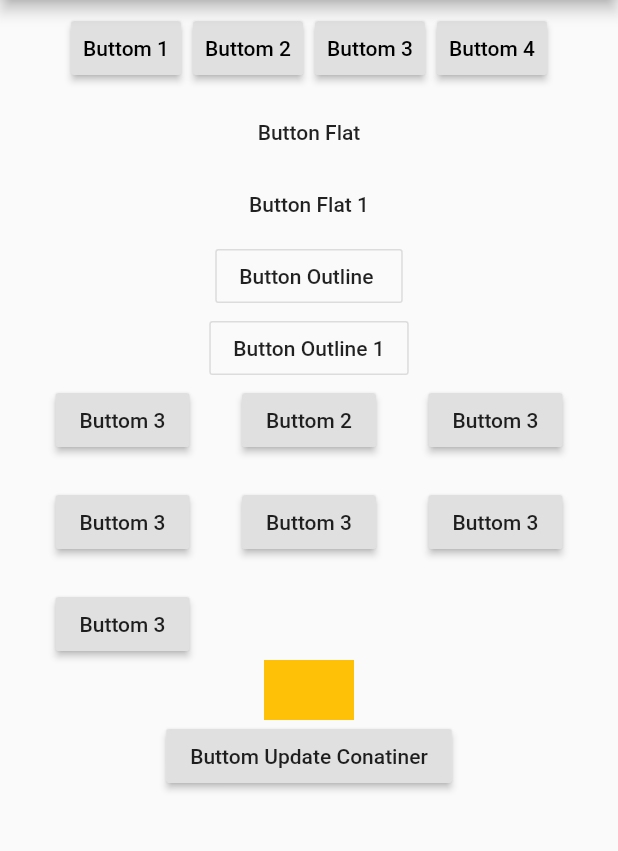
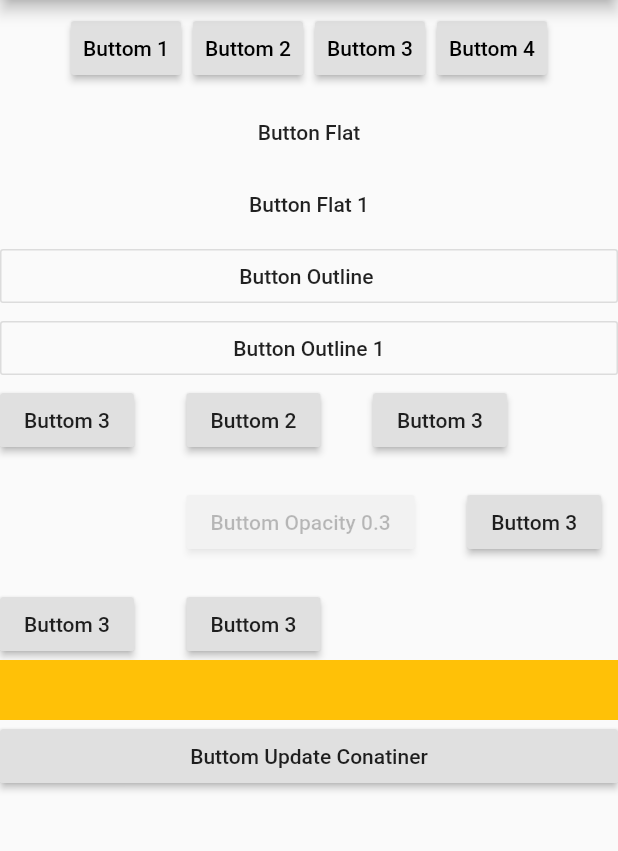
Before and after one commit to allefsousa/Flutter-Widgets, a Flutter app: the screen it shows after launch, on a phone screen of 412 x 824 dp, the part 84-935 px from its top. Run offline on Flutter 3.47's test engine with Material 2 defaults, Android fonts, the phone set to English and light mode, and no system bars.

Commit message:
Usando ListView e Opacity

```diff
--- a/lib/main.dart
+++ b/lib/main.dart
@@ -35,7 +35,7 @@ class _MyHomePageState extends State<MyHomePage> {
       appBar: AppBar(
         title: Text(widget.title),
       ),
-      body: Column(
+      body: ListView(
         children: <Widget>[
           buttonsList(),
           FlatButton(onPressed: () {}, child: Text("Button Flat")),
@@ -50,7 +50,8 @@ class _MyHomePageState extends State<MyHomePage> {
               RaisedButton(onPressed: () {}, child: Text("Buttom 3")),
               RaisedButton(onPressed: () {}, child: Text("Buttom 2")),
               RaisedButton(onPressed: () {}, child: Text("Buttom 3")),
-              RaisedButton(onPressed: () {}, child: Text("Buttom 3")),
+              Opacity(opacity: 0.0,child: RaisedButton(onPressed: () {}, child: Text("Buttom 3")),),
+              Opacity(opacity: 0.3,child: RaisedButton(onPressed: () {}, child: Text("Buttom Opacity 0.3")),),
               RaisedButton(onPressed: () {}, child: Text("Buttom 3")),
               RaisedButton(onPressed: () {}, child: Text("Buttom 3")),
               RaisedButton(onPressed: () {}, child: Text("Buttom 3")),
```
